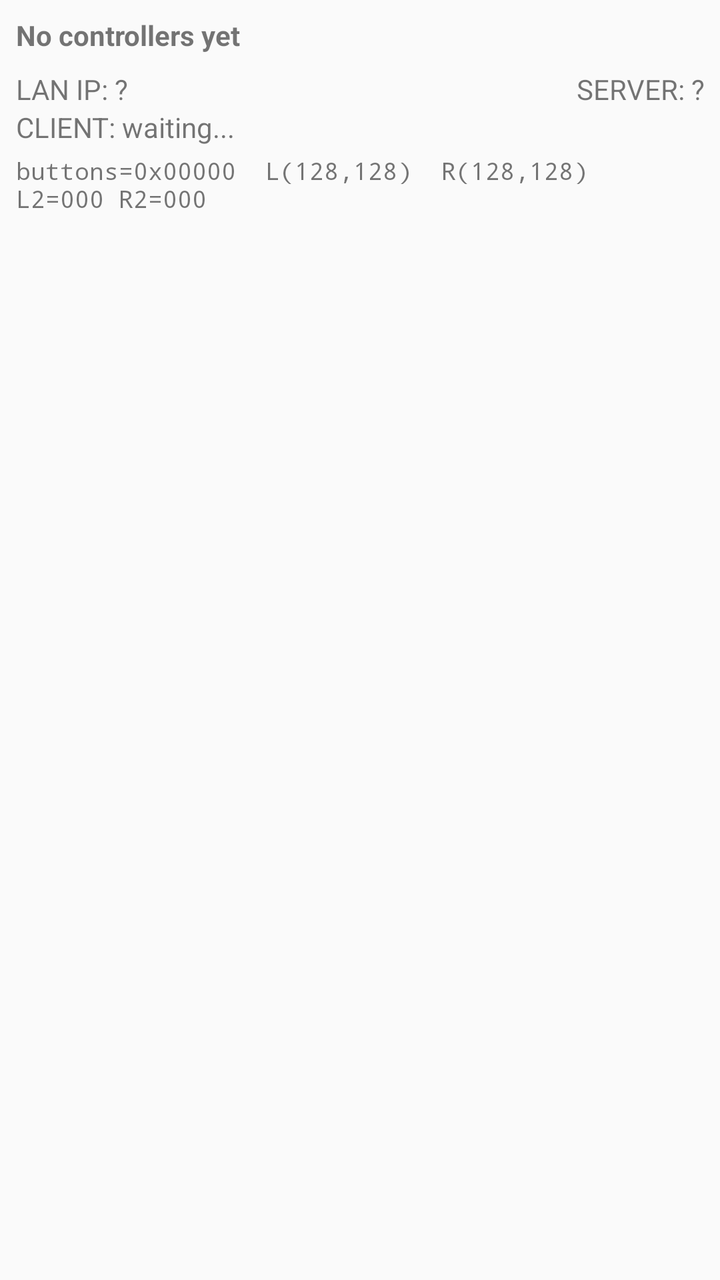
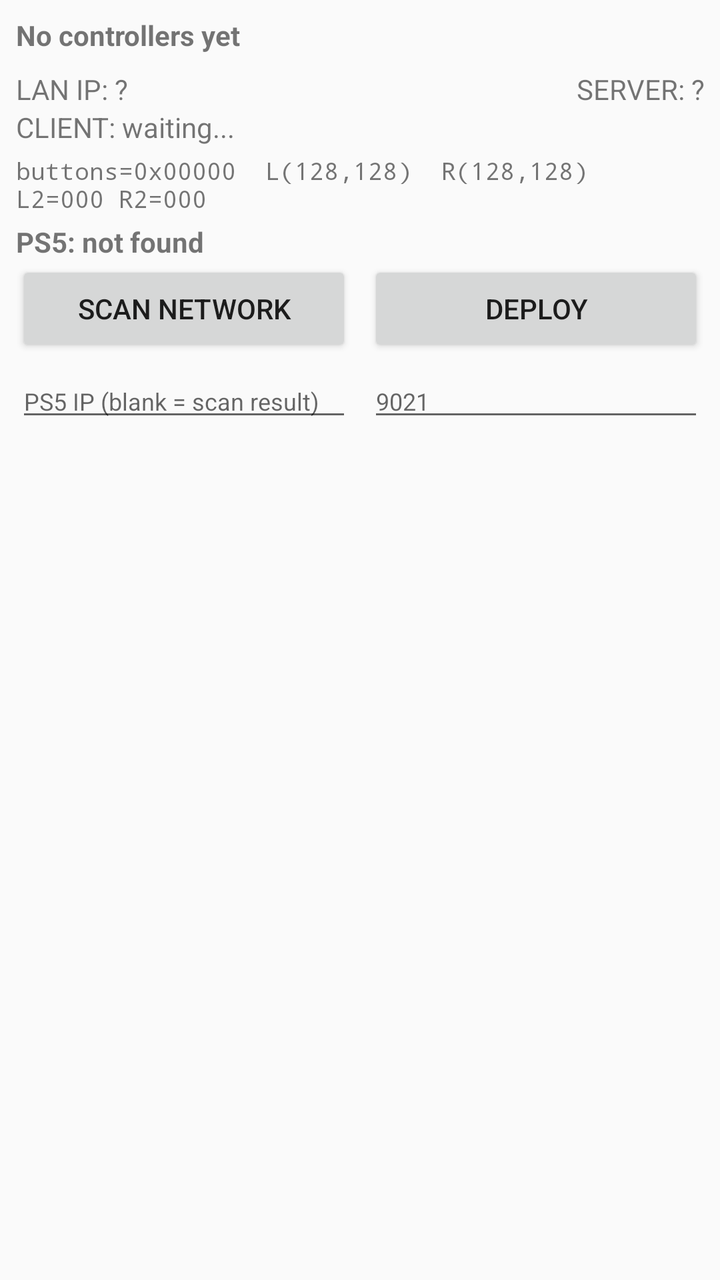

Two renders of the same Android screen: before a commit and after it. Below are the layout's source before the change and the commit's diff.
<!-- AndroidManifest.xml: application theme android:Theme.Material.Light -->
<!-- res/layout/activity_main.xml -->
<?xml version="1.0" encoding="utf-8"?>
<LinearLayout xmlns:android="http://schemas.android.com/apk/res/android"
    android:layout_width="match_parent"
    android:layout_height="match_parent"
    android:orientation="vertical">

    <TextView
        android:id="@+id/tv_device"
        android:layout_width="match_parent"
        android:layout_height="wrap_content"
        android:text="No controllers yet"
        android:textStyle="bold"
        android:padding="8dp" />

    <LinearLayout
        android:layout_width="match_parent"
        android:layout_height="wrap_content"
        android:orientation="horizontal">

        <TextView
            android:id="@+id/tv_lan_ip"
            android:layout_width="0dp"
            android:layout_height="wrap_content"
            android:layout_weight="1"
            android:paddingStart="8dp"
            android:paddingEnd="8dp"
            android:text="LAN IP: ?" />

        <TextView
            android:id="@+id/tv_server"
            android:layout_width="0dp"
            android:layout_height="wrap_content"
            android:layout_weight="1"
            android:gravity="end"
            android:paddingStart="8dp"
            android:paddingEnd="8dp"
            android:text="SERVER: ?" />
    </LinearLayout>

    <TextView
        android:id="@+id/tv_client"
        android:layout_width="match_parent"
        android:layout_height="wrap_content"
        android:paddingStart="8dp"
        android:paddingEnd="8dp"
        android:paddingBottom="4dp"
        android:text="CLIENT: waiting..." />

    <TextView
        android:id="@+id/tv_readout"
        android:layout_width="match_parent"
        android:layout_height="wrap_content"
        android:fontFamily="monospace"
        android:textSize="12sp"
        android:paddingStart="8dp"
        android:paddingEnd="8dp"
        android:paddingBottom="4dp"
        android:text="buttons=0x00000  L(128,128)  R(128,128)  L2=000 R2=000" />

    <ScrollView
        android:id="@+id/scroll"
        android:layout_width="match_parent"
        android:layout_height="0dp"
        android:layout_weight="1">

        <TextView
            android:id="@+id/tv_log"
            android:layout_width="match_parent"
            android:layout_height="wrap_content"
            android:fontFamily="monospace"
            android:textSize="12sp"
            android:padding="8dp"
            android:text="" />
    </ScrollView>
</LinearLayout>
<!-- resources referenced by this layout -->
<resources>

</resources>

<!-- the commit's change to res/layout/activity_main.xml (unified diff, before → after) -->
@@ -57,6 +57,67 @@
         android:paddingBottom="4dp"
         android:text="buttons=0x00000  L(128,128)  R(128,128)  L2=000 R2=000" />
 
+    <TextView
+        android:id="@+id/tv_ps5"
+        android:layout_width="match_parent"
+        android:layout_height="wrap_content"
+        android:textStyle="bold"
+        android:paddingStart="8dp"
+        android:paddingEnd="8dp"
+        android:text="PS5: not found" />
+
+    <LinearLayout
+        android:layout_width="match_parent"
+        android:layout_height="wrap_content"
+        android:orientation="horizontal"
+        android:paddingStart="8dp"
+        android:paddingEnd="8dp"
+        android:paddingBottom="4dp">
+
+        <Button
+            android:id="@+id/btn_scan"
+            android:layout_width="0dp"
+            android:layout_height="wrap_content"
+            android:layout_weight="1"
+            android:text="SCAN NETWORK" />
+
+        <Button
+            android:id="@+id/btn_deploy"
+            android:layout_width="0dp"
+            android:layout_height="wrap_content"
+            android:layout_weight="1"
+            android:layout_marginStart="8dp"
+            android:text="DEPLOY" />
+    </LinearLayout>
+
+    <LinearLayout
+        android:layout_width="match_parent"
+        android:layout_height="wrap_content"
+        android:orientation="horizontal"
+        android:paddingStart="8dp"
+        android:paddingEnd="8dp"
+        android:paddingBottom="8dp">
+
+        <EditText
+            android:id="@+id/et_ip"
+            android:layout_width="0dp"
+            android:layout_height="wrap_content"
+            android:layout_weight="1"
+            android:hint="PS5 IP (blank = scan result)"
+            android:inputType="text"
+            android:textSize="12sp" />
+
+        <EditText
+            android:id="@+id/et_port"
+            android:layout_width="0dp"
+            android:layout_height="wrap_content"
+            android:layout_weight="1"
+            android:layout_marginStart="8dp"
+            android:hint="9021"
+            android:inputType="number"
+            android:textSize="12sp" />
+    </LinearLayout>
+
     <ScrollView
         android:id="@+id/scroll"
         android:layout_width="match_parent"
